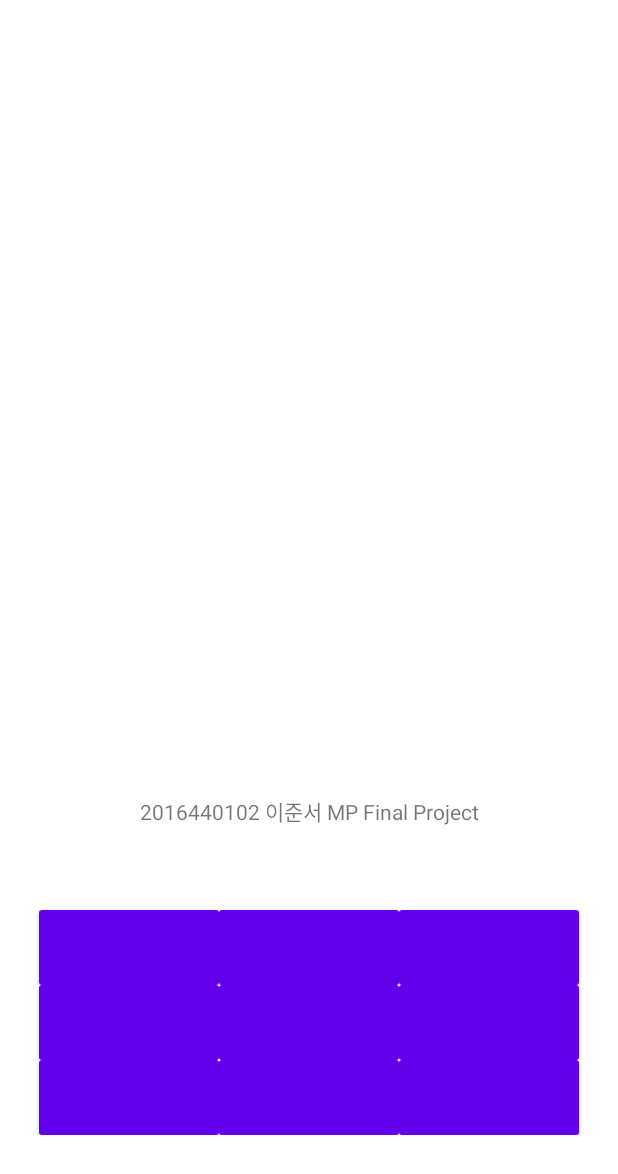
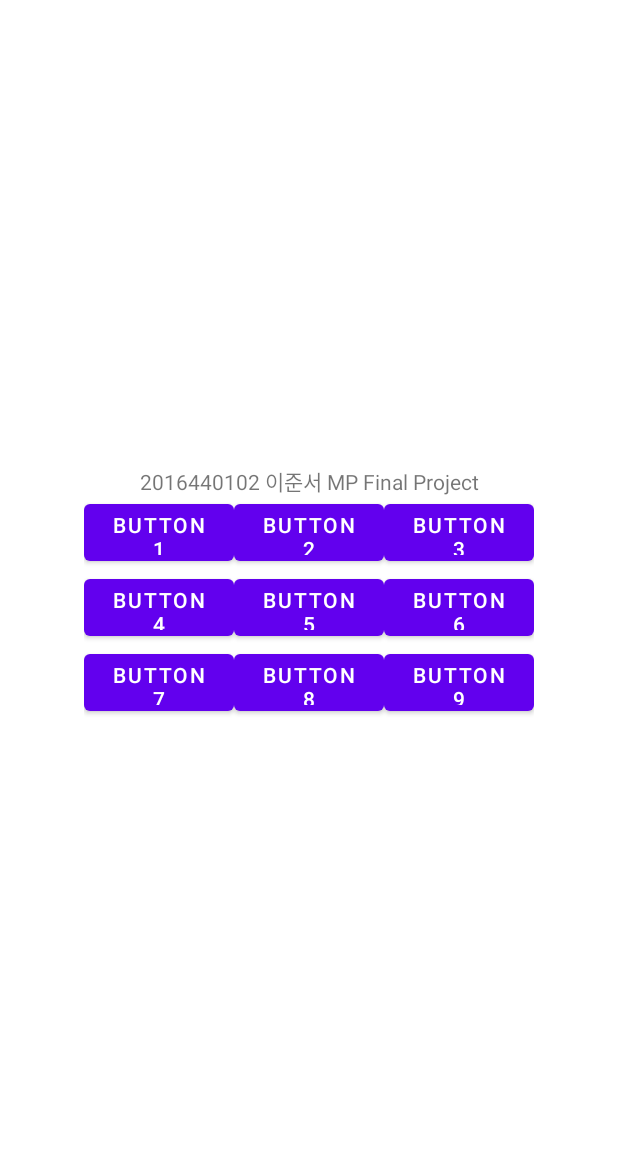
Before and after one commit to leejunseo97/MP_Final_Project, an Android app: the layout activity_main.xml on its own in the app's theme, with its tools: preview values and no code run, on a phone screen of 412 x 824 dp. Shown: the top 1174 px of the screen. Run offline under Robolectric (Android 15) with nearby library versions, the phone set to English and light mode, and no system bars.

Commit message:
버튼 모양, 프리뷰와 이미지뷰 크기, heap크기 개선

```diff
--- a/app/src/main/AndroidManifest.xml
+++ b/app/src/main/AndroidManifest.xml
@@ -1,11 +1,11 @@
 <?xml version="1.0" encoding="utf-8"?>
 <manifest xmlns:android="http://schemas.android.com/apk/res/android"
     package="com.example.mpclass.projectmp">
-
     uses-feature android:name="android.hardware.camera" android:required="true" />
     <uses-permission android:name="android.permission.CAMERA" />
 
     <application
+        android:largeHeap="true"
         android:allowBackup="true"
         android:icon="@mipmap/ic_launcher"
         android:label="@string/app_name"
--- a/app/src/main/java/com/example/mpclass/projectmp/JNIDriver.java
+++ b/app/src/main/java/com/example/mpclass/projectmp/JNIDriver.java
@@ -56,7 +56,6 @@ public class JNIDriver implements JNIListener {
             try {
                 while(mConnectFlag) {
                     try {
-                        Log.e("test", "1");
                         onReceive(getInterrupt());
                         Thread.sleep(100);
                     } catch (InterruptedException e) {
--- a/app/src/main/java/com/example/mpclass/projectmp/MainActivity.java
+++ b/app/src/main/java/com/example/mpclass/projectmp/MainActivity.java
@@ -97,15 +97,21 @@ public class MainActivity extends AppCompatActivity implements JNIListener {
                 return;
             }
             //이미지 해상도 줄이기
-            Bitmap resized_img = Bitmap.createScaledBitmap(src_img, (int) src_img.getWidth() / 2, (int) src_img.getHeight() / 2, true);
+            Bitmap resized_img = Bitmap.createScaledBitmap(src_img, (int) src_img.getWidth() / 8, (int) src_img.getHeight() / 8, true);
+            Log.i("Tacking Picture::","해상도 줄이기 완료 ");
             //썸네일 이미지를 180도 돌려주기
             Matrix mtx = new Matrix();
             mtx.postRotate(180);
-            Bitmap rotatedBitmap = Bitmap.createBitmap(resized_img, 0, 0, resized_img.getWidth(), resized_img.getHeight(), mtx, true);
+            Bitmap rotated_img = Bitmap.createBitmap(resized_img, 0, 0, resized_img.getWidth(), resized_img.getHeight(), mtx, true);
+            Log.i("Tacking Picture::","이미지 회전 완료 ");
             //다른 이미지 처리에서 쓰기 위해서 버퍼에 이미지 복사
-            buf_bitmap = rotatedBitmap;
+            buf_bitmap = rotated_img;
+            Log.i("Tacking Picture::","이미지 버퍼에 저장 완료 ");
             //이미지뷰에 처리한 이미지 담기
-            capturedImageHolder.setImageBitmap(rotatedBitmap);
+            capturedImageHolder.setImageBitmap(rotated_img);
+            Log.i("Tacking Picture::","이미지 뷰에 처리한 이미지 담기 완료 ");
+            Log.i("rotated_img::", "가로 = " + rotated_img.getWidth());
+            Log.i("rotated_img::", "세로 = " + rotated_img.getHeight());
         }
     };
 
@@ -120,13 +126,13 @@ public class MainActivity extends AppCompatActivity implements JNIListener {
                     break;
                 case 3:
                     Toast.makeText(MainActivity.this, "IO Test3", Toast.LENGTH_SHORT).show();
-                    mCamera.takePicture(null, null, pictureCallback);
                     break;
                 case 4:
                     Toast.makeText(MainActivity.this, "IO Test4", Toast.LENGTH_SHORT).show();
                     break;
                 case 5:
                     Toast.makeText(MainActivity.this, "IO Test5", Toast.LENGTH_SHORT).show();
+                    mCamera.takePicture(null, null, pictureCallback);
                     break;
             }
         }
--- a/app/src/main/res/drawable/button.xml
+++ /dev/null
@@ -1,18 +0,0 @@
-<?xml version="1.0" encoding="utf-8"?>
-<selector xmlns:android="http://schemas.android.com/apk/res/android">
-    <item android:state_pressed="true">
-        <shape>
-            <padding android:bottom="4dp" android:left="8dp" android:right="8dp" android:top="4dp" />
-            <gradient android:angle="270" android:endColor="#cdcdcd" android:startColor="#eeeeee" />
-
-            <corners android:bottomLeftRadius="2dp" android:bottomRightRadius="2dp" android:topLeftRadius="2dp" android:topRightRadius="2dp" />
-        </shape>
-    </item>
-    <item android:state_pressed="false">
-        <shape>
-            <padding android:bottom="4dp" android:left="8dp" android:right="8dp" android:top="4dp" />
-            <solid android:color="#eeeeee" />
-            <corners android:bottomLeftRadius="2dp" android:bottomRightRadius="2dp" android:topLeftRadius="2dp" android:topRightRadius="2dp" />
-        </shape>
-    </item>
-</selector>
--- a/app/src/main/res/layout/activity_main.xml
+++ b/app/src/main/res/layout/activity_main.xml
@@ -11,15 +11,16 @@
     <!-- 카메라 미리보기용 -->
     <FrameLayout
         android:id="@+id/camera_preview"
-        android:layout_width="match_parent"
-        android:layout_height="260dp"/>
+        android:layout_gravity="center"
+        android:layout_width="200dp"
+        android:layout_height="150dp"/>
 
     <!-- 처리된 이미지 표시용 -->
     <ImageView
         android:id="@+id/processed_image"
         android:layout_gravity="center"
-        android:layout_width="wrap_content"
-        android:layout_height="260dp"/>
+        android:layout_width="200dp"
+        android:layout_height="150dp"/>
 
     <!-- 심심해서 써봄 -->
     <TextView
@@ -30,28 +31,29 @@
 
     <!-- 버튼 표시용 -->
     <TableLayout
-        android:layout_width="match_parent"
-        android:layout_height="match_parent"
-        android:gravity="center">
+        android:layout_gravity="center"
+        android:layout_width="wrap_content"
+        android:layout_height="wrap_content"
+        android:gravity="top">
         <TableRow
             android:layout_width="wrap_content"
             android:layout_height="wrap_content"
             android:gravity="center">
             <Button
                 android:id="@+id/button1"
-                android:layout_width="120dp"
+                android:layout_width="100dp"
                 android:layout_height="50dp"
-                android:background="@drawable/button"/>
+                android:text="button1" />
             <Button
                 android:id="@+id/button2"
-                android:layout_width="120dp"
+                android:layout_width="100dp"
                 android:layout_height="50dp"
-                android:background="@drawable/button"/>
+                android:text="button2" />
             <Button
                 android:id="@+id/button3"
-                android:layout_width="120dp"
+                android:layout_width="100dp"
                 android:layout_height="50dp"
-                android:background="@drawable/button"/>
+                android:text="button3" />
         </TableRow>
         <TableRow
             android:layout_width="wrap_content"
@@ -59,19 +61,19 @@
             android:gravity="center">
             <Button
                 android:id="@+id/button4"
-                android:layout_width="120dp"
+                android:layout_width="100dp"
                 android:layout_height="50dp"
-                android:background="@drawable/button"/>
+                android:text="button4" />
             <Button
                 android:id="@+id/button5"
-                android:layout_width="120dp"
+                android:layout_width="100dp"
                 android:layout_height="50dp"
-                android:background="@drawable/button"/>
+                android:text="button5"/>
             <Button
                 android:id="@+id/button6"
-                android:layout_width="120dp"
+                android:layout_width="100dp"
                 android:layout_height="50dp"
-                android:background="@drawable/button"/>
+                android:text="button6"/>
         </TableRow>
         <TableRow
             android:layout_width="wrap_content"
@@ -79,19 +81,19 @@
             android:gravity="center">
             <Button
                 android:id="@+id/button7"
-                android:layout_width="120dp"
+                android:layout_width="100dp"
                 android:layout_height="50dp"
-                android:background="@drawable/button"/>
+                android:text="button7"/>
             <Button
                 android:id="@+id/button8"
-                android:layout_width="120dp"
+                android:layout_width="100dp"
                 android:layout_height="50dp"
-                android:background="@drawable/button"/>
+                android:text="button8"/>
             <Button
                 android:id="@+id/button9"
-                android:layout_width="120dp"
+                android:layout_width="100dp"
                 android:layout_height="50dp"
-                android:background="@drawable/button"/>
+                android:text="button9"/>
         </TableRow>
 
     </TableLayout>
```
Also changed, not shown: 1 other file.
